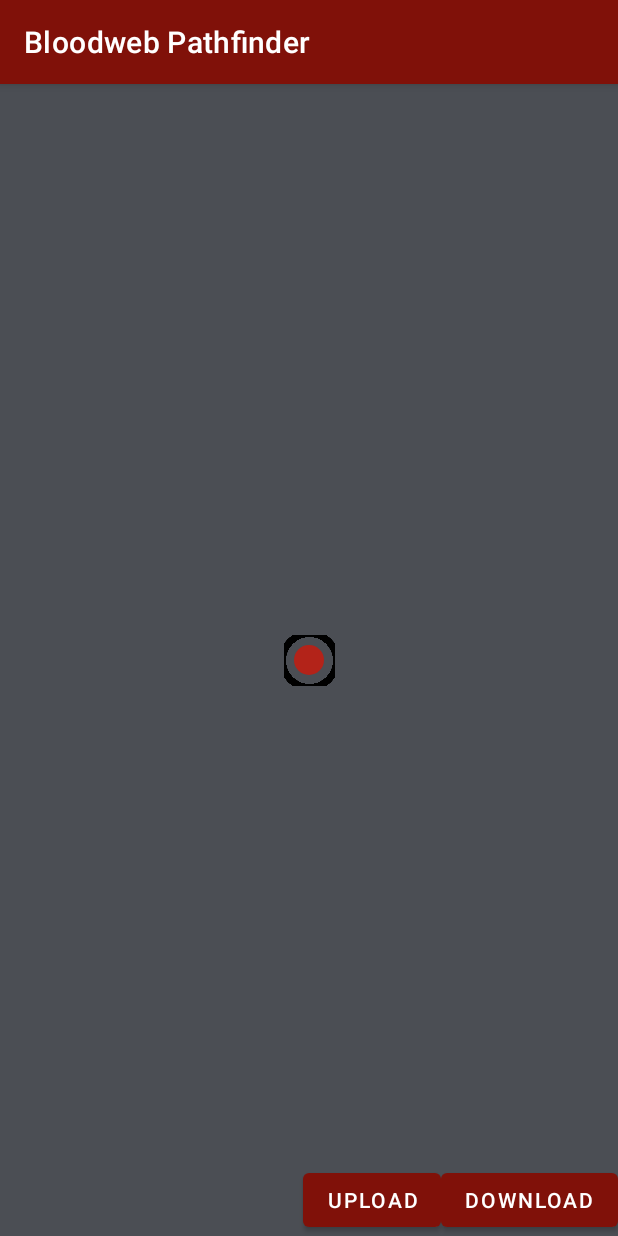
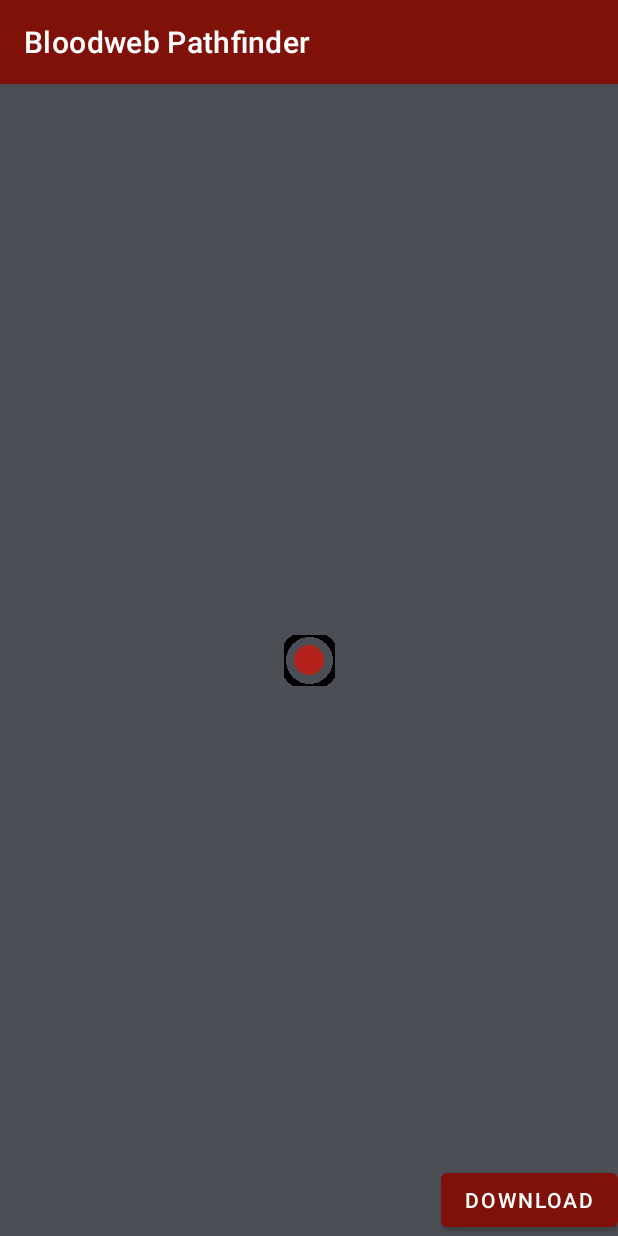
Before and after one commit to jacksonb-cs/Bloodweb-Pathfinder, an Android app: the screen it shows after launch (MainActivity), on a phone screen of 412 x 824 dp. Run offline under Robolectric (Android 15) with nearby library versions, the phone set to English and light mode, and no system bars; our stand-ins replace Firebase (no records; nobody signed in at launch, a user with empty details on screens opened directly), Room's generated code, data binding; 94 statements that could not run were skipped.

Commit message:
A bit more cleanup after that last refactoring

```diff
--- a/BloodwebPathfinder/app/src/main/java/com/jacksonbcs/bloodwebpathfinder/main/WebViewModel.kt
+++ b/BloodwebPathfinder/app/src/main/java/com/jacksonbcs/bloodwebpathfinder/main/WebViewModel.kt
@@ -64,15 +64,7 @@ class WebViewModel(private val repository: WebRepository) : ViewModel() {
     // TODO: DELETE THIS
     fun testWebLoad() {
         viewModelScope.launch {
-            repository.identifyAndLoadWeb("original_test")
-        }
-    }
-
-    // TODO: DELETE THIS ALSO
-    fun uploadTestWeb() {
-        Log.d(TAG, "VIEWMODEL UPLOAD")
-        viewModelScope.launch {
-            repository.uploadWeb("original_test")
+            repository.identifyAndLoadWeb("test")
         }
     }
 
@@ -86,11 +78,6 @@ class WebViewModel(private val repository: WebRepository) : ViewModel() {
 
     companion object {
 
-        private val NULL_VERTEX = Vertex(
-            Node(0, 0, null, null, mutableListOf()),
-            0
-        )
-
         private const val DEFAULT_RADIUS = 400
         private const val TAG = "WebViewModel"
     }
--- a/BloodwebPathfinder/app/src/main/res/layout/activity_main.xml
+++ b/BloodwebPathfinder/app/src/main/res/layout/activity_main.xml
@@ -404,7 +404,7 @@
             app:layout_constraintLeft_toLeftOf="parent"
             app:layout_constraintTop_toTopOf="parent" />
 
-        <!-- TODO: Delete these testing buttons! -->
+        <!-- TODO: Delete this! -->
         <Button
             android:id="@+id/testDownloadButton"
             android:layout_width="wrap_content"
@@ -414,14 +414,5 @@
             app:layout_constraintBottom_toBottomOf="parent"
             app:layout_constraintEnd_toEndOf="parent" />
 
-        <Button
-            android:id="@+id/testUploadButton"
-            android:layout_width="wrap_content"
-            android:layout_height="wrap_content"
-            android:text="UPLOAD"
-            android:onClick="@{() -> viewmodel.uploadTestWeb()}"
-            app:layout_constraintBottom_toBottomOf="parent"
-            app:layout_constraintRight_toLeftOf="@id/testDownloadButton" />
-
     </androidx.constraintlayout.widget.ConstraintLayout>
 </layout>
```
